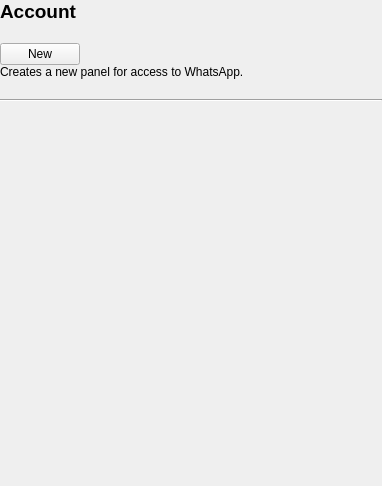
Old version of the form zapzap/view/ui/account_page.ui in the repository jmbatistav/zapzap.
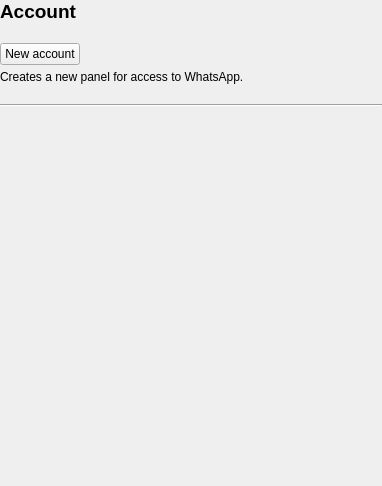
New version of the form.

Patch:
```diff
--- a/zapzap/view/ui/account_page.ui
+++ b/zapzap/view/ui/account_page.ui
@@ -84,7 +84,7 @@
        <item>
         <layout class="QVBoxLayout" name="verticalLayout">
          <property name="spacing">
-          <number>0</number>
+          <number>5</number>
          </property>
          <item>
           <widget class="QPushButton" name="btnNewUser">
@@ -95,7 +95,7 @@
             </sizepolicy>
            </property>
            <property name="text">
-            <string>New</string>
+            <string>New account</string>
            </property>
           </widget>
          </item>
```
Left out of the diff: 6 changed lines with no effect on the pictures.
